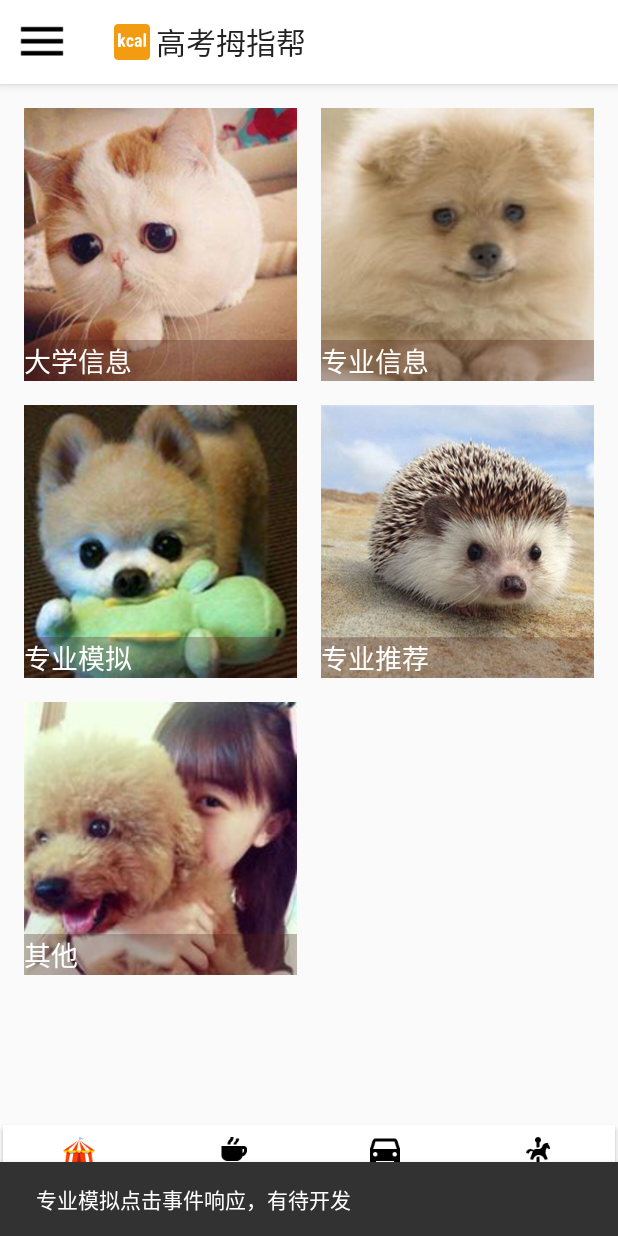
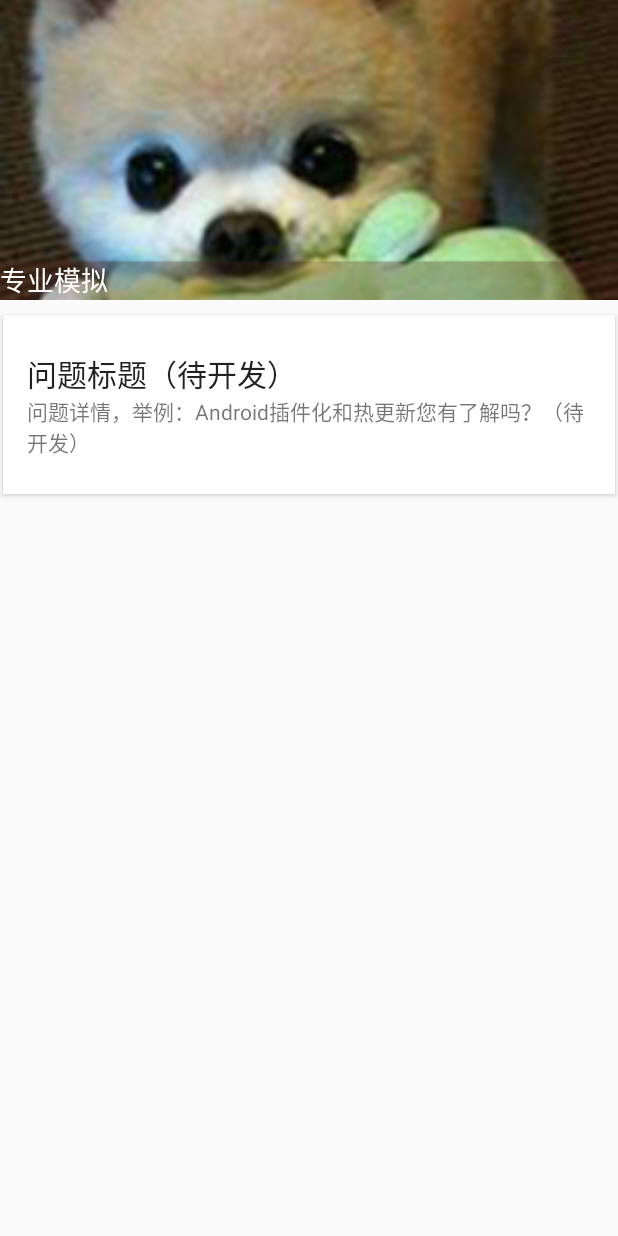
Before and after one commit to styluo/CollegeEntranceExamination, an Android app: the HomeFragment screen opened directly, with no data from a screen before it, after a tap on "专业模拟", on a phone screen of 412 x 824 dp. Run offline under Robolectric (Android 15) with nearby library versions, the phone set to English and light mode, and no system bars; our stand-ins replace ButterKnife; 8 statements that could not run were skipped; 2 other taps on this screen came first.

```diff
--- a/app/build.gradle
+++ b/app/build.gradle
@@ -5,7 +5,7 @@ android {
     buildToolsVersion "25.0.2"
     defaultConfig {
         applicationId "edu.shu.styluo.collegeentranceexamination"
-        minSdkVersion 20
+        minSdkVersion 21
         targetSdkVersion 25
         versionCode 1
         versionName "1.0"
--- a/app/src/main/AndroidManifest.xml
+++ b/app/src/main/AndroidManifest.xml
@@ -22,6 +22,9 @@
         <activity android:name=".view.activity.MainActivity"/>
         <activity android:name=".view.activity.CollegeDetailActivity"
             android:parentActivityName=".view.activity.MainActivity"/>
+
+        <activity android:name=".view.activity.MajorSimulationActivity"
+            android:parentActivityName=".view.activity.MajorSimulationActivity"/>
     </application>
 
 </manifest>
--- /dev/null
+++ b/app/src/main/java/edu/shu/styluo/collegeentranceexamination/view/activity/MajorSimulationActivity.java
@@ -0,0 +1,53 @@
+package edu.shu.styluo.collegeentranceexamination.view.activity;
+
+import android.app.Activity;
+import android.content.Intent;
+import android.os.Bundle;
+import android.support.annotation.Nullable;
+import android.support.v4.app.ActivityCompat;
+import android.support.v7.app.AppCompatActivity;
+
+import butterknife.BindView;
+import butterknife.ButterKnife;
+import edu.shu.styluo.collegeentranceexamination.R;
+import edu.shu.styluo.collegeentranceexamination.constant.FunType;
+import edu.shu.styluo.collegeentranceexamination.customview.CaptionedSquareLayout;
+import edu.shu.styluo.collegeentranceexamination.utils.StatusBarLightModeUtils;
+
+/**
+ * 专业模拟Activity
+ * author: styluo
+ * date: 2017/4/20 23:43
+ * e-mail: shu_jiahuili@foxmail.com
+ */
+
+public class MajorSimulationActivity extends AppCompatActivity {
+    private static final String EXTRA_TOOL_TYPE = "edu.shu.styluo.collegeentranceexamination.view.activity.MajorSimulationActivity";
+
+    @BindView(R.id.csv_simulation_header)
+    CaptionedSquareLayout mCaptionedSquareLayout;
+
+    private FunType mFunType;
+
+    public static void startActivity(Activity activity, FunType funType, Bundle activityOptions){
+        final Intent intent = new Intent(activity, MajorSimulationActivity.class);
+        intent.putExtra(EXTRA_TOOL_TYPE, funType);
+        ActivityCompat.startActivity(activity, intent, activityOptions);
+    }
+
+    @Override
+    protected void onCreate(@Nullable Bundle savedInstanceState) {
+        super.onCreate(savedInstanceState);
+        setContentView(R.layout.activity_simulation);
+
+        StatusBarLightModeUtils.setStatusBarLightMode(this);
+
+        ButterKnife.bind(this);
+
+        //初始化视图
+        mFunType = (FunType) getIntent().getSerializableExtra(EXTRA_TOOL_TYPE);
+        mCaptionedSquareLayout.getImageView().setSquare(false);
+        mCaptionedSquareLayout.getTextView().setText(mFunType.getFunNameId());
+        mCaptionedSquareLayout.setImageResource(mFunType.getFunImageId());
+    }
+}
--- a/app/src/main/java/edu/shu/styluo/collegeentranceexamination/view/fragment/HomeFragment.java
+++ b/app/src/main/java/edu/shu/styluo/collegeentranceexamination/view/fragment/HomeFragment.java
@@ -4,18 +4,23 @@ import android.content.Intent;
 import android.os.Bundle;
 import android.support.annotation.Nullable;
 import android.support.design.widget.Snackbar;
+import android.support.v4.app.ActivityOptionsCompat;
 import android.support.v4.app.Fragment;
+import android.support.v4.util.Pair;
 import android.view.LayoutInflater;
 import android.view.View;
 import android.view.ViewGroup;
 import android.widget.AdapterView;
 import android.widget.GridView;
 
+import butterknife.BindString;
 import butterknife.BindView;
 import butterknife.ButterKnife;
 import edu.shu.styluo.collegeentranceexamination.R;
 import edu.shu.styluo.collegeentranceexamination.constant.FunType;
+import edu.shu.styluo.collegeentranceexamination.customview.CaptionedSquareLayout;
 import edu.shu.styluo.collegeentranceexamination.view.activity.CollegeDetailActivity;
+import edu.shu.styluo.collegeentranceexamination.view.activity.MajorSimulationActivity;
 import edu.shu.styluo.collegeentranceexamination.view.adapter.HomeGridViewAdapter;
 
 /**
@@ -31,6 +36,11 @@ public class HomeFragment extends Fragment implements AdapterView.OnItemClickLis
 
     //定义成员变量
     private HomeGridViewAdapter mHomeGridViewAdapter;
+
+    @BindString(R.string.tv_transition_name)
+    String mTextViewTransition;
+    @BindString(R.string.iv_transition_name)
+    String mImageViewTransition;
 
     @Nullable
     @Override
@@ -52,10 +62,20 @@ public class HomeFragment extends Fragment implements AdapterView.OnItemClickLis
      */
     @Override
     public void onItemClick(AdapterView<?> parent, View view, int position, long id) {
-        if(mHomeGridViewAdapter.getItem(position) == FunType.COLLEGES){
+        if(mHomeGridViewAdapter.getItem(position) == FunType.COLLEGES){ //直接跳转
             Intent intent = new Intent(getActivity(), CollegeDetailActivity.class);
             startActivity(intent);
-        }else{
+        }else if(mHomeGridViewAdapter.getItem(position) == FunType.SIMULATIONS) { //动画转场
+            final CaptionedSquareLayout captionedSquareLayout = (CaptionedSquareLayout) view;
+            ActivityOptionsCompat activityOptionsCompat = ActivityOptionsCompat.makeSceneTransitionAnimation(
+                    getActivity(),
+                    new Pair<View, String>(captionedSquareLayout.getImageView(), mImageViewTransition),
+                    new Pair<View, String>(captionedSquareLayout.getTextView(), mTextViewTransition)
+            );
+
+            MajorSimulationActivity.startActivity(getActivity(), mHomeGridViewAdapter.getItem(position), activityOptionsCompat.toBundle());
+
+        }else {
             Snackbar.make(view, getResources().getString(mHomeGridViewAdapter.getItem(position).getFunDesId()) + "点击事件响应，有待开发", Snackbar.LENGTH_SHORT).show();
         }
     }
--- /dev/null
+++ b/app/src/main/res/layout/activity_simulation.xml
@@ -0,0 +1,36 @@
+<?xml version="1.0" encoding="utf-8"?>
+<LinearLayout xmlns:android="http://schemas.android.com/apk/res/android"
+    android:layout_width="match_parent"
+    android:layout_height="match_parent"
+    android:orientation="vertical">
+
+    <edu.shu.styluo.collegeentranceexamination.customview.CaptionedSquareLayout
+        android:id="@+id/csv_simulation_header"
+        android:layout_width="match_parent"
+        android:layout_height="wrap_content"/>
+
+    <android.support.v7.widget.CardView
+        android:layout_width="match_parent"
+        android:layout_height="wrap_content"
+        style="@style/SimulationCardView">
+
+        <LinearLayout
+            style="@style/Widget.CardContent"
+            android:layout_width="match_parent"
+            android:layout_height="wrap_content">
+
+            <TextView
+                android:layout_width="match_parent"
+                android:layout_height="wrap_content"
+                android:text="@string/tv_simulation_question_name"
+                android:textAppearance="@style/TextAppearance.AppCompat.Title" />
+
+            <TextView
+                android:layout_width="match_parent"
+                android:layout_height="wrap_content"
+                android:text="@string/tv_simulation_question_detail" />
+
+        </LinearLayout>
+    </android.support.v7.widget.CardView>
+
+</LinearLayout>
--- a/app/src/main/res/layout/layout_captioned.xml
+++ b/app/src/main/res/layout/layout_captioned.xml
@@ -8,7 +8,7 @@
         android:layout_height="match_parent"
         tools:src="@mipmap/ic_launcher"
         android:scaleType="centerCrop"
-        />
+        android:transitionName="@string/iv_transition_name" />
 
     <TextView
         android:id="@+id/tv_home_item"
@@ -17,5 +17,6 @@
         android:layout_height="wrap_content"
         android:layout_gravity="bottom"
         android:textColor="@color/white"
-        tools:text="@string/app_name"/>
+        tools:text="@string/app_name"
+        android:transitionName="@string/tv_transition_name"/>
 </merge>
--- a/app/src/main/res/values/dimens.xml
+++ b/app/src/main/res/values/dimens.xml
@@ -22,4 +22,7 @@
     <dimen name="college_fab_marign">24dp</dimen>
     <dimen name="college_cv_margin">2dp</dimen>
 
+    <!--MajorSimulationActivity-->
+    <dimen name="simulation_ll_height">256dp</dimen>
+
 </resources>
--- a/app/src/main/res/values/strings.xml
+++ b/app/src/main/res/values/strings.xml
@@ -46,4 +46,13 @@
         在2015年QS全球顶尖年轻高校排名中名列中国大陆第1位、世界第51-60位。学校设有宝山（校本部）、延长、嘉定三个校区，占地面积约3000亩，
         建筑面积123万余平方米。现有研究生14310人，全日制本科生20902人，外国留学生4117人。学校的战略目标是建设成为世界一流、特色鲜明的综
         合性研究型大学</string>
+
+    <!--HomeFragment-->
+    <!-- Transition Names -->
+    <string name="iv_transition_name">iv_home_transition</string>
+    <string name="tv_transition_name">tv_home_transition</string>
+
+    <!--MajorSimulationActivity-->
+    <string name="tv_simulation_question_name">问题标题（待开发）</string>
+    <string name="tv_simulation_question_detail">问题详情，举例：Android插件化和热更新您有了解吗？（待开发）</string>
 </resources>
--- a/app/src/main/res/values/styles.xml
+++ b/app/src/main/res/values/styles.xml
@@ -37,4 +37,14 @@
         <item name="android:paddingBottom">24dp</item>
         <item name="android:orientation">vertical</item>
     </style>
+
+    <!--MajorSimulationActivity-->
+    <style name="SimulationCardView" parent="CardView">
+        <item name="cardElevation">2dp</item>
+        <item name="cardCornerRadius">0dp</item>
+        <item name="android:layout_marginBottom">2dp</item>
+        <item name="android:layout_marginLeft">2dp</item>
+        <item name="android:layout_marginRight">2dp</item>
+        <item name="android:layout_marginTop">10dp</item>
+    </style>
 </resources>
```
